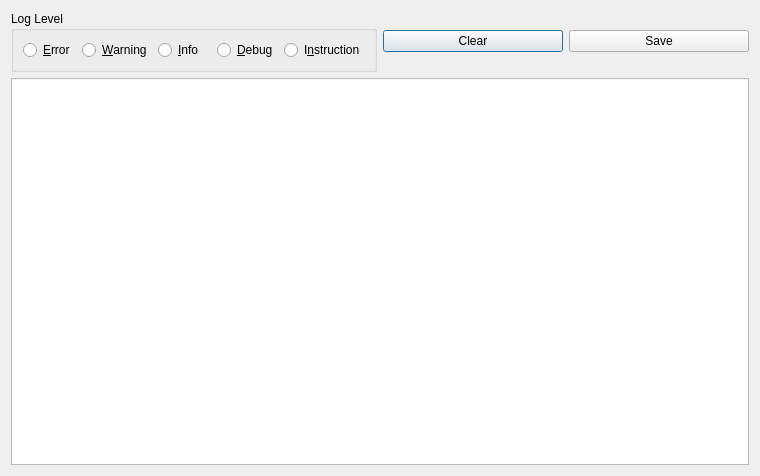
Qt form src/ui/LogWindow.ui (zlisinski/zlsnes) before a commit.
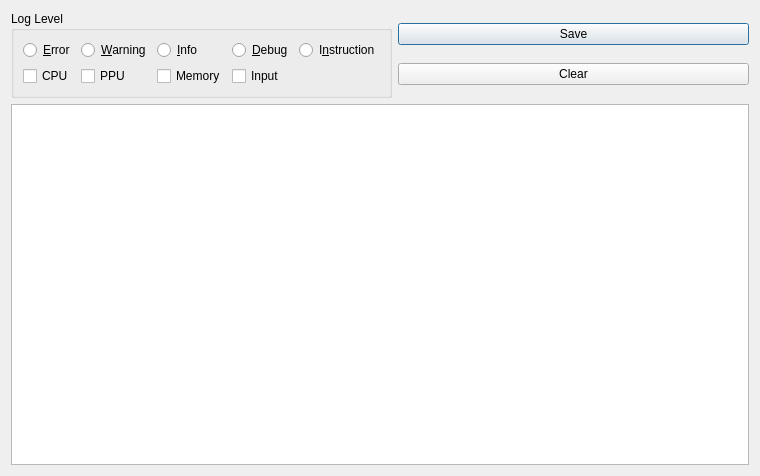
The same form after that commit.

What changed in the file:
```diff
--- a/src/ui/LogWindow.ui
+++ b/src/ui/LogWindow.ui
@@ -20,13 +20,6 @@
       <string>Log Level</string>
      </property>
      <layout class="QGridLayout" name="gridLayout">
-      <item row="0" column="0">
-       <widget class="QRadioButton" name="rbError">
-        <property name="text">
-         <string>&amp;Error</string>
-        </property>
-       </widget>
-      </item>
       <item row="0" column="1">
        <widget class="QRadioButton" name="rbWarning">
         <property name="text">
@@ -41,13 +34,6 @@
         </property>
        </widget>
       </item>
-      <item row="0" column="3">
-       <widget class="QRadioButton" name="rbDebug">
-        <property name="text">
-         <string>&amp;Debug</string>
-        </property>
-       </widget>
-      </item>
       <item row="0" column="4">
        <widget class="QRadioButton" name="rbInstruction">
         <property name="text">
@@ -55,22 +41,64 @@
         </property>
        </widget>
       </item>
+      <item row="0" column="3">
+       <widget class="QRadioButton" name="rbDebug">
+        <property name="text">
+         <string>&amp;Debug</string>
+        </property>
+       </widget>
+      </item>
+      <item row="0" column="0">
+       <widget class="QRadioButton" name="rbError">
+        <property name="text">
+         <string>&amp;Error</string>
+        </property>
+       </widget>
+      </item>
+      <item row="1" column="0">
+       <widget class="QCheckBox" name="chkCpu">
+        <property name="text">
+         <string>CPU</string>
+        </property>
+       </widget>
+      </item>
+      <item row="1" column="1">
+       <widget class="QCheckBox" name="chkPpu">
+        <property name="text">
+         <string>PPU</string>
+        </property>
+       </widget>
+      </item>
+      <item row="1" column="3">
+       <widget class="QCheckBox" name="chkInput">
+        <property name="text">
+         <string>Input</string>
+        </property>
+       </widget>
+      </item>
+      <item row="1" column="2">
+       <widget class="QCheckBox" name="chkMemory">
+        <property name="text">
+         <string>Memory</string>
+        </property>
+       </widget>
+      </item>
      </layout>
     </widget>
    </item>
    <item row="0" column="1">
-    <layout class="QHBoxLayout" name="horizontalLayout">
+    <layout class="QVBoxLayout" name="verticalLayout">
      <item>
-      <widget class="QPushButton" name="btnClear">
+      <widget class="QPushButton" name="btnSave">
        <property name="text">
-        <string>Clear</string>
+        <string>Save</string>
        </property>
       </widget>
      </item>
      <item>
-      <widget class="QPushButton" name="btnSave">
+      <widget class="QPushButton" name="btnClear">
        <property name="text">
-        <string>Save</string>
+        <string>Clear</string>
        </property>
       </widget>
      </item>
```
